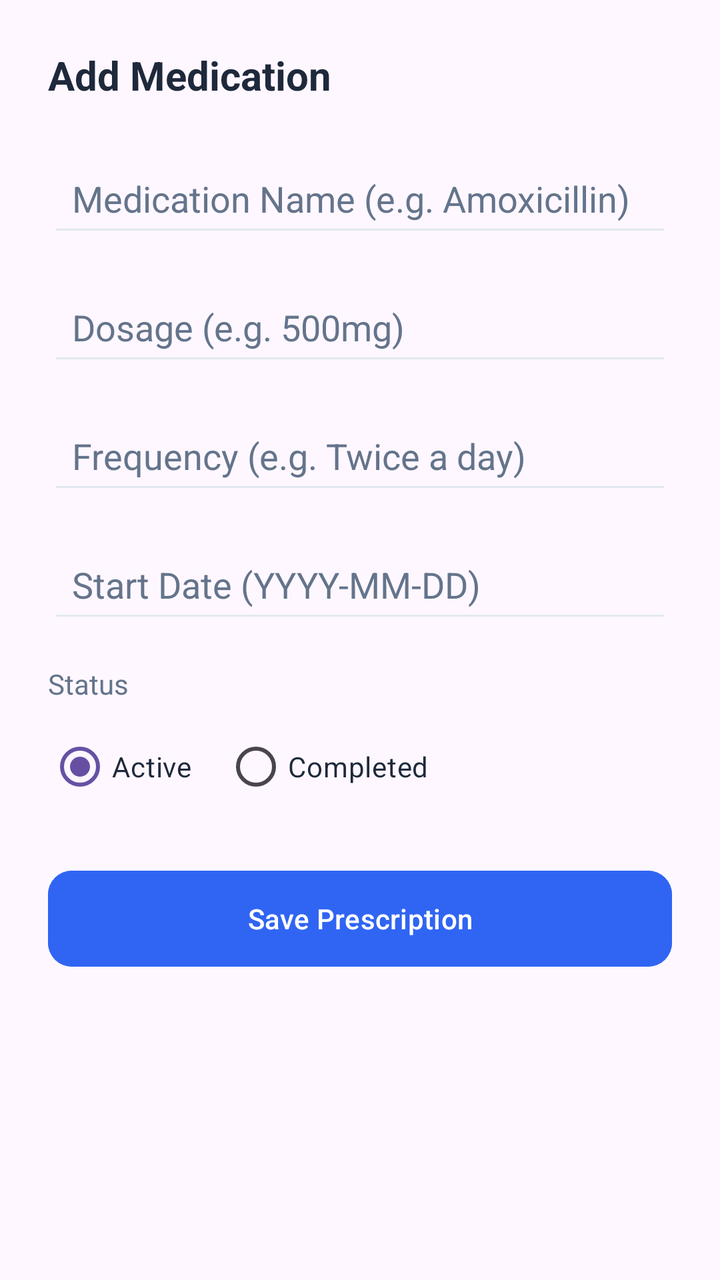
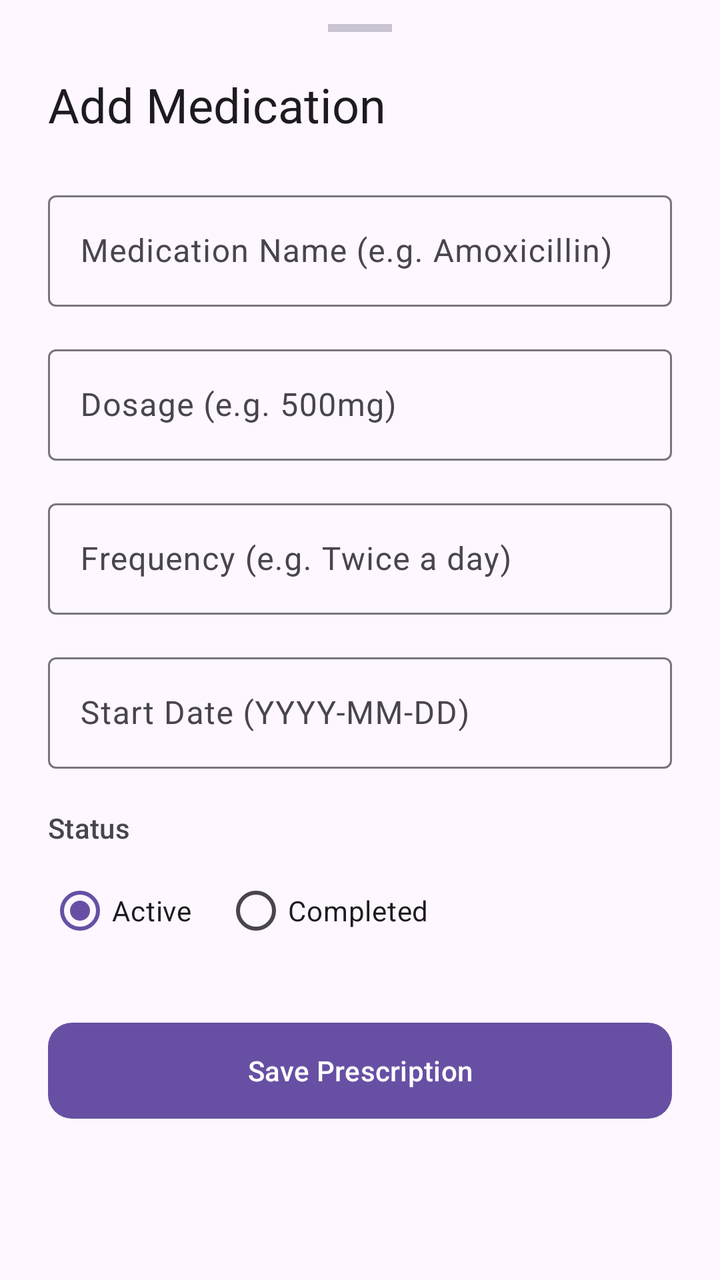

Compare the two renders of this Android layout. The source of the first and the diff that turns it into the second are given below.
<!-- AndroidManifest.xml: application theme Theme.Healthcare_app -->
<!-- res/layout/bottom_sheet_add_prescription.xml -->
<?xml version="1.0" encoding="utf-8"?>
<LinearLayout xmlns:android="http://schemas.android.com/apk/res/android"
    xmlns:app="http://schemas.android.com/apk/res-auto"
    android:layout_width="match_parent"
    android:layout_height="wrap_content"
    android:background="@drawable/bottom_sheet_background"
    android:orientation="vertical"
    android:padding="24dp">

    <TextView
        android:id="@+id/textRxSheetTitle"
        android:layout_width="wrap_content"
        android:layout_height="wrap_content"
        android:layout_marginBottom="24dp"
        android:text="Add Medication"
        android:textColor="@color/patient_text_primary"
        android:textSize="20sp"
        android:textStyle="bold" />

    <EditText
        android:id="@+id/inputMedicationName"
        android:layout_width="match_parent"
        android:layout_height="wrap_content"
        android:layout_marginBottom="16dp"
        android:backgroundTint="@color/patient_border"
        android:hint="Medication Name (e.g. Amoxicillin)"
        android:inputType="text"
        android:padding="12dp"
        android:textColor="@color/patient_text_primary"
        android:textColorHint="@color/patient_text_secondary" />

    <EditText
        android:id="@+id/inputDosage"
        android:layout_width="match_parent"
        android:layout_height="wrap_content"
        android:layout_marginBottom="16dp"
        android:backgroundTint="@color/patient_border"
        android:hint="Dosage (e.g. 500mg)"
        android:inputType="text"
        android:padding="12dp"
        android:textColor="@color/patient_text_primary"
        android:textColorHint="@color/patient_text_secondary" />

    <EditText
        android:id="@+id/inputFrequency"
        android:layout_width="match_parent"
        android:layout_height="wrap_content"
        android:layout_marginBottom="16dp"
        android:backgroundTint="@color/patient_border"
        android:hint="Frequency (e.g. Twice a day)"
        android:inputType="text"
        android:padding="12dp"
        android:textColor="@color/patient_text_primary"
        android:textColorHint="@color/patient_text_secondary" />

    <EditText
        android:id="@+id/inputStartDate"
        android:layout_width="match_parent"
        android:layout_height="wrap_content"
        android:layout_marginBottom="16dp"
        android:backgroundTint="@color/patient_border"
        android:focusable="false"
        android:hint="Start Date (YYYY-MM-DD)"
        android:padding="12dp"
        android:textColor="@color/patient_text_primary"
        android:textColorHint="@color/patient_text_secondary" />

    <TextView
        android:layout_width="wrap_content"
        android:layout_height="wrap_content"
        android:layout_marginBottom="8dp"
        android:text="Status"
        android:textColor="@color/patient_text_secondary"
        android:textSize="14sp" />

    <RadioGroup
        android:id="@+id/radioGroupRxStatus"
        android:layout_width="match_parent"
        android:layout_height="wrap_content"
        android:layout_marginBottom="24dp"
        android:orientation="horizontal">

        <RadioButton
            android:id="@+id/radioRxActive"
            android:layout_width="wrap_content"
            android:layout_height="wrap_content"
            android:checked="true"
            android:text="Active"
            android:textColor="@color/patient_text_primary" />

        <RadioButton
            android:id="@+id/radioRxCompleted"
            android:layout_width="wrap_content"
            android:layout_height="wrap_content"
            android:layout_marginStart="16dp"
            android:text="Completed"
            android:textColor="@color/patient_text_primary" />
    </RadioGroup>

    <com.google.android.material.button.MaterialButton
        android:id="@+id/btnSavePrescription"
        android:layout_width="match_parent"
        android:layout_height="56dp"
        android:backgroundTint="@color/patient_primary_blue"
        android:text="Save Prescription"
        android:textColor="@android:color/white"
        app:cornerRadius="12dp" />
</LinearLayout>
<!-- resources referenced by this layout -->
<resources>
  <color name="patient_border">#E2E8F0</color>
  <color name="patient_primary_blue">#3065F3</color>
  <color name="patient_text_primary">#1E293B</color>
  <color name="patient_text_secondary">#64748B</color>
  <!-- drawable bottom_sheet_background (drawable) -->
  <?xml version="1.0" encoding="utf-8"?>
  <shape xmlns:android="http://schemas.android.com/apk/res/android">
      <solid android:color="?android:attr/colorBackground" />
      <corners
          android:topLeftRadius="24dp"
          android:topRightRadius="24dp" />
  </shape>
  <style name="Theme.Healthcare_app" parent="Base.Theme.Healthcare_app" />
  <style name="Base.Theme.Healthcare_app" parent="Theme.Material3.DayNight.NoActionBar">
      </style>
</resources>

<!-- the commit's change to res/layout/bottom_sheet_add_prescription.xml (unified diff, before → after) -->
@@ -1,108 +1,143 @@
 <?xml version="1.0" encoding="utf-8"?>
-<LinearLayout xmlns:android="http://schemas.android.com/apk/res/android"
+<androidx.core.widget.NestedScrollView xmlns:android="http://schemas.android.com/apk/res/android"
     xmlns:app="http://schemas.android.com/apk/res-auto"
     android:layout_width="match_parent"
-    android:layout_height="wrap_content"
-    android:background="@drawable/bottom_sheet_background"
-    android:orientation="vertical"
-    android:padding="24dp">
+    android:layout_height="wrap_content">
 
-    <TextView
-        android:id="@+id/textRxSheetTitle"
-        android:layout_width="wrap_content"
-        android:layout_height="wrap_content"
-        android:layout_marginBottom="24dp"
-        android:text="Add Medication"
-        android:textColor="@color/patient_text_primary"
-        android:textSize="20sp"
-        android:textStyle="bold" />
-
-    <EditText
-        android:id="@+id/inputMedicationName"
+    <LinearLayout
         android:layout_width="match_parent"
         android:layout_height="wrap_content"
-        android:layout_marginBottom="16dp"
-        android:backgroundTint="@color/patient_border"
-        android:hint="Medication Name (e.g. Amoxicillin)"
-        android:inputType="text"
-        android:padding="12dp"
-        android:textColor="@color/patient_text_primary"
-        android:textColorHint="@color/patient_text_secondary" />
+        android:orientation="vertical"
+        android:paddingStart="24dp"
+        android:paddingEnd="24dp"
+        android:paddingTop="12dp"
+        android:paddingBottom="32dp">
 
-    <EditText
-        android:id="@+id/inputDosage"
-        android:layout_width="match_parent"
-        android:layout_height="wrap_content"
-        android:layout_marginBottom="16dp"
-        android:backgroundTint="@color/patient_border"
-        android:hint="Dosage (e.g. 500mg)"
-        android:inputType="text"
-        android:padding="12dp"
-        android:textColor="@color/patient_text_primary"
-        android:textColorHint="@color/patient_text_secondary" />
+        
+        <View
+            android:layout_width="32dp"
+            android:layout_height="4dp"
+            android:layout_gravity="center_horizontal"
+            android:layout_marginBottom="20dp"
+            android:background="?attr/colorOutlineVariant"
+            android:backgroundTint="?attr/colorOutlineVariant" />
 
-    <EditText
-        android:id="@+id/inputFrequency"
-        android:layout_width="match_parent"
-        android:layout_height="wrap_content"
-        android:layout_marginBottom="16dp"
-        android:backgroundTint="@color/patient_border"
-        android:hint="Frequency (e.g. Twice a day)"
-        android:inputType="text"
-        android:padding="12dp"
-        android:textColor="@color/patient_text_primary"
-        android:textColorHint="@color/patient_text_secondary" />
-
-    <EditText
-        android:id="@+id/inputStartDate"
-        android:layout_width="match_parent"
-        android:layout_height="wrap_content"
-        android:layout_marginBottom="16dp"
-        android:backgroundTint="@color/patient_border"
-        android:focusable="false"
-        android:hint="Start Date (YYYY-MM-DD)"
-        android:padding="12dp"
-        android:textColor="@color/patient_text_primary"
-        android:textColorHint="@color/patient_text_secondary" />
-
-    <TextView
-        android:layout_width="wrap_content"
-        android:layout_height="wrap_content"
-        android:layout_marginBottom="8dp"
-        android:text="Status"
-        android:textColor="@color/patient_text_secondary"
-        android:textSize="14sp" />
-
-    <RadioGroup
-        android:id="@+id/radioGroupRxStatus"
-        android:layout_width="match_parent"
-        android:layout_height="wrap_content"
-        android:layout_marginBottom="24dp"
-        android:orientation="horizontal">
-
-        <RadioButton
-            android:id="@+id/radioRxActive"
+        
+        <TextView
+            android:id="@+id/textRxSheetTitle"
             android:layout_width="wrap_content"
             android:layout_height="wrap_content"
-            android:checked="true"
-            android:text="Active"
-            android:textColor="@color/patient_text_primary" />
+            android:text="Add Medication"
+            android:textAppearance="?attr/textAppearanceHeadlineSmall"
+            android:textColor="?attr/colorOnSurface"
+            android:layout_marginBottom="24dp" />
 
-        <RadioButton
-            android:id="@+id/radioRxCompleted"
+        
+        <com.google.android.material.textfield.TextInputLayout
+            style="@style/Widget.Material3.TextInputLayout.OutlinedBox"
+            android:layout_width="match_parent"
+            android:layout_height="wrap_content"
+            android:layout_marginBottom="16dp"
+            android:hint="Medication Name (e.g. Amoxicillin)">
+
+            <com.google.android.material.textfield.TextInputEditText
+                android:id="@+id/inputMedicationName"
+                android:layout_width="match_parent"
+                android:layout_height="wrap_content"
+                android:inputType="text" />
+
+        </com.google.android.material.textfield.TextInputLayout>
+
+        
+        <com.google.android.material.textfield.TextInputLayout
+            style="@style/Widget.Material3.TextInputLayout.OutlinedBox"
+            android:layout_width="match_parent"
+            android:layout_height="wrap_content"
+            android:layout_marginBottom="16dp"
+            android:hint="Dosage (e.g. 500mg)">
+
+            <com.google.android.material.textfield.TextInputEditText
+                android:id="@+id/inputDosage"
+                android:layout_width="match_parent"
+                android:layout_height="wrap_content"
+                android:inputType="text" />
+
+        </com.google.android.material.textfield.TextInputLayout>
+
+        
+        <com.google.android.material.textfield.TextInputLayout
+            style="@style/Widget.Material3.TextInputLayout.OutlinedBox"
+            android:layout_width="match_parent"
+            android:layout_height="wrap_content"
+            android:layout_marginBottom="16dp"
+            android:hint="Frequency (e.g. Twice a day)">
+
+            <com.google.android.material.textfield.TextInputEditText
+                android:id="@+id/inputFrequency"
+                android:layout_width="match_parent"
+                android:layout_height="wrap_content"
+                android:inputType="text" />
+
+        </com.google.android.material.textfield.TextInputLayout>
+
+        
+        <com.google.android.material.textfield.TextInputLayout
+            style="@style/Widget.Material3.TextInputLayout.OutlinedBox"
+            android:layout_width="match_parent"
+            android:layout_height="wrap_content"
+            android:layout_marginBottom="20dp"
+            android:hint="Start Date (YYYY-MM-DD)">
+
+            <com.google.android.material.textfield.TextInputEditText
+                android:id="@+id/inputStartDate"
+                android:layout_width="match_parent"
+                android:layout_height="wrap_content"
+                android:focusable="false"
+                android:inputType="none" />
+
+        </com.google.android.material.textfield.TextInputLayout>
+
+        
+        <TextView
             android:layout_width="wrap_content"
             android:layout_height="wrap_content"
-            android:layout_marginStart="16dp"
-            android:text="Completed"
-            android:textColor="@color/patient_text_primary" />
-    </RadioGroup>
+            android:text="Status"
+            android:textAppearance="?attr/textAppearanceLabelLarge"
+            android:textColor="?attr/colorOnSurfaceVariant"
+            android:layout_marginBottom="8dp" />
 
-    <com.google.android.material.button.MaterialButton
-        android:id="@+id/btnSavePrescription"
-        android:layout_width="match_parent"
-        android:layout_height="56dp"
-        android:backgroundTint="@color/patient_primary_blue"
-        android:text="Save Prescription"
-        android:textColor="@android:color/white"
-        app:cornerRadius="12dp" />
-</LinearLayout>
+        
+        <RadioGroup
+            android:id="@+id/radioGroupRxStatus"
+            android:layout_width="match_parent"
+            android:layout_height="wrap_content"
+            android:orientation="horizontal"
+            android:layout_marginBottom="28dp">
+
+            <com.google.android.material.radiobutton.MaterialRadioButton
+                android:id="@+id/radioRxActive"
+                android:layout_width="wrap_content"
+                android:layout_height="wrap_content"
+                android:text="Active"
+                android:checked="true" />
+
+            <com.google.android.material.radiobutton.MaterialRadioButton
+                android:id="@+id/radioRxCompleted"
+                android:layout_width="wrap_content"
+                android:layout_height="wrap_content"
+                android:layout_marginStart="16dp"
+                android:text="Completed" />
+
+        </RadioGroup>
+
+        
+        <com.google.android.material.button.MaterialButton
+            android:id="@+id/btnSavePrescription"
+            android:layout_width="match_parent"
+            android:layout_height="56dp"
+            android:text="Save Prescription"
+            app:cornerRadius="12dp" />
+
+    </LinearLayout>
+
+</androidx.core.widget.NestedScrollView>
<!-- resource entries referenced after the edit -->
@@ -1,17 +1,5 @@
 <!-- resources referenced by this layout -->
 <resources>
-  <color name="patient_border">#E2E8F0</color>
-  <color name="patient_primary_blue">#3065F3</color>
-  <color name="patient_text_primary">#1E293B</color>
-  <color name="patient_text_secondary">#64748B</color>
-  <!-- drawable bottom_sheet_background (drawable) -->
-  <?xml version="1.0" encoding="utf-8"?>
-  <shape xmlns:android="http://schemas.android.com/apk/res/android">
-      <solid android:color="?android:attr/colorBackground" />
-      <corners
-          android:topLeftRadius="24dp"
-          android:topRightRadius="24dp" />
-  </shape>
   <style name="Theme.Healthcare_app" parent="Base.Theme.Healthcare_app" />
   <style name="Base.Theme.Healthcare_app" parent="Theme.Material3.DayNight.NoActionBar">
       </style>
